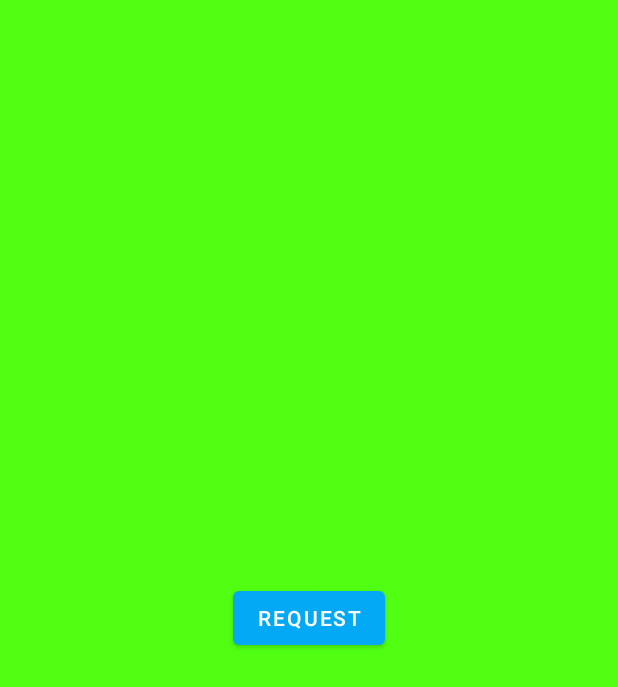
After one commit to druce18/twitter_timeline, an Android app: the fragment LearnHttpFragment shown on its own in the app's theme, on a phone screen of 412 x 824 dp. The commit adds this screen. Shown: the top 687 px of the screen. Run offline under Robolectric (Android 15) with nearby library versions, the phone set to English and light mode, and no system bars.

Commit message:
CW_12 http

```diff
--- a/app/build.gradle
+++ b/app/build.gradle
@@ -46,7 +46,6 @@ dependencies {
     implementation 'androidx.core:core-ktx:1.2.0'
     implementation 'com.google.android.material:material:1.1.0'
     implementation 'androidx.recyclerview:recyclerview:1.1.0'
-    implementation 'com.jakewharton.timber:timber:4.7.1'
     implementation 'androidx.navigation:navigation-fragment-ktx:2.2.1'
     implementation 'androidx.navigation:navigation-ui-ktx:2.2.1'
     testImplementation 'junit:junit:4.13'
--- /dev/null
+++ b/app/src/main/java/by/twitter/ui/http/LearnHttpFragment.kt
@@ -0,0 +1,43 @@
+package by.twitter.ui.http
+
+import android.os.Bundle
+import android.view.View
+import androidx.fragment.app.Fragment
+import by.twitter.R
+import kotlinx.android.synthetic.main.fragment_http.*
+import java.io.BufferedReader
+import java.io.InputStreamReader
+import java.net.URL
+import java.util.concurrent.Executors
+
+class LearnHttpFragment : Fragment(R.layout.fragment_http) {
+
+    private val executorService = Executors.newFixedThreadPool(1)
+
+    override fun onViewCreated(view: View, savedInstanceState: Bundle?) {
+        super.onViewCreated(view, savedInstanceState)
+
+        startRequestButton.setOnClickListener {
+            makeGetRequest()
+        }
+    }
+
+    private fun makeGetRequest() {
+        executorService.submit {
+            val url = URL("http://httpbin.org/ip")
+            val connection = url.openConnection()
+            val reader = BufferedReader(InputStreamReader(connection.getInputStream()))
+            var inputLine: String?
+            while (reader.readLine().also { inputLine = it } != null) {
+                println(inputLine)
+            }
+            reader.close()
+        }
+    }
+
+    companion object {
+
+        fun newInstance(): Fragment = LearnHttpFragment()
+
+    }
+}
--- a/app/src/main/java/by/twitter/ui/main/MainFragment.kt
+++ b/app/src/main/java/by/twitter/ui/main/MainFragment.kt
@@ -20,6 +20,7 @@ class MainFragment : Fragment(R.layout.fragment_main) {
                 0 -> "HOME"
                 1 -> "Search"
                 2 -> "Direct Massages"
+                3 -> "Learn HTTP"
                 else -> throw IllegalArgumentException("position not found")
             }
         }.attach()
--- /dev/null
+++ b/app/src/main/res/layout/fragment_http.xml
@@ -0,0 +1,16 @@
+<?xml version="1.0" encoding="utf-8"?>
+<LinearLayout xmlns:android="http://schemas.android.com/apk/res/android"
+    android:layout_width="match_parent"
+    android:layout_height="match_parent"
+    android:background="#51FF12"
+    android:gravity="center"
+    android:orientation="vertical">
+
+    <com.google.android.material.button.MaterialButton
+        android:id="@+id/startRequestButton"
+        android:layout_width="wrap_content"
+        android:layout_height="wrap_content"
+        android:layout_gravity="center"
+        android:text="Request" />
+
+</LinearLayout>
```
Also changed, not shown: app/src/main/java/by/twitter/ui/main/MainPageAdapter.kt (+8 -5 lines), 1 other file.
